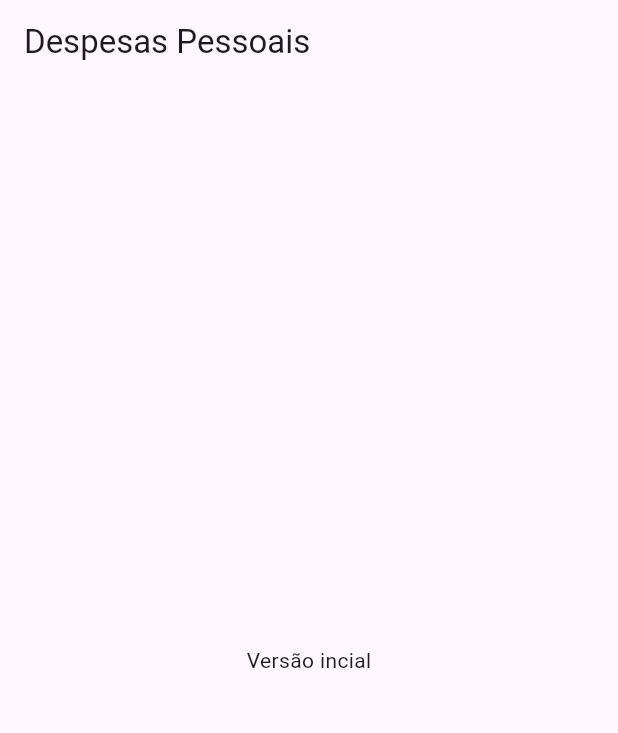
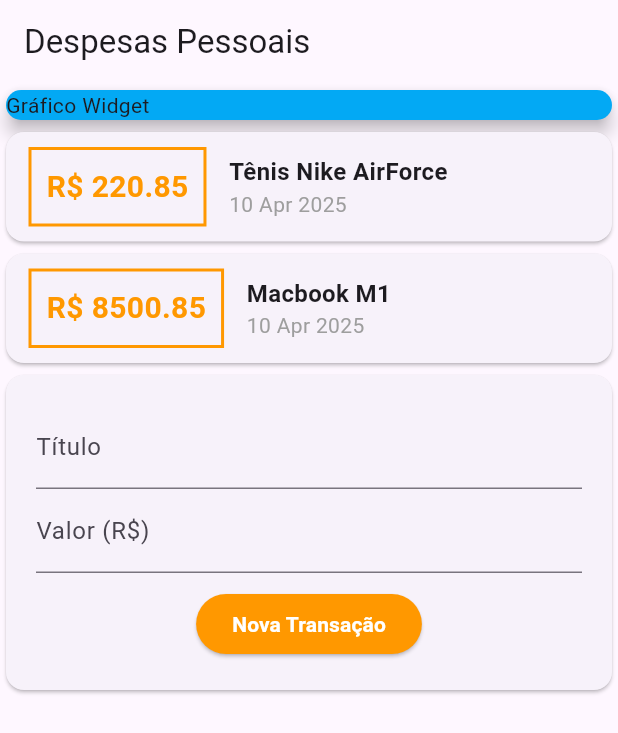
Before and after one commit to Victor-Valedev/ExpensesApp-Trilha-Mobile, a Flutter app: the screen it shows after launch, on a phone screen of 412 x 824 dp. Shown: the top 733 px of the screen. Run offline on Flutter 3.47's test engine with Material 3 defaults, Android fonts, the light colour scheme and no system bars.

Commit message:
feat: Cria modal para adicionar despesas

```diff
--- /dev/null
+++ b/lib/components/transactions_forms.dart
@@ -0,0 +1,42 @@
+import 'package:flutter/material.dart';
+
+class TransactionsForms extends StatelessWidget {
+  final titleController = TextEditingController();
+  final valueController = TextEditingController();
+
+  @override
+  Widget build(BuildContext context) {
+    return Card(
+      child: Padding(
+        padding: const EdgeInsets.all(20),
+        child: Column(
+          children: <Widget>[
+            TextField(
+              controller: titleController,
+              decoration: InputDecoration(labelText: 'Título'),
+            ),
+            TextField(
+              controller: valueController,
+              decoration: InputDecoration(labelText: 'Valor (R\$)'),
+            ),
+            SizedBox(height: 10),
+            ElevatedButton(
+              onPressed: () {
+                //print(titleController.text);
+                //print(valueController.text);
+              },
+              style: ElevatedButton.styleFrom(backgroundColor: Colors.orange),
+              child: Text(
+                'Nova Transação',
+                style: TextStyle(
+                  color: Colors.white,
+                  fontWeight: FontWeight.bold,
+                ),
+              ),
+            ),
+          ],
+        ),
+      ),
+    );
+  }
+}
--- a/lib/main.dart
+++ b/lib/main.dart
@@ -1,24 +1,96 @@
+import 'package:expensivesapp/components/transactions_forms.dart';
+import 'package:expensivesapp/models/transactions.dart';
 import 'package:flutter/material.dart';
+import 'package:intl/intl.dart';
 
 void main() => runApp(ExpensesApp());
-
 
 class ExpensesApp extends StatelessWidget {
   @override
   Widget build(BuildContext context) {
-    return MaterialApp(home: MyHomePage());
+    return MaterialApp(debugShowCheckedModeBanner: false, home: MyHomePage());
   }
 }
 
 class MyHomePage extends StatelessWidget {
+
+  final _transactions = [
+    Transactions(
+      id: 't1',
+      title: 'Tênis Nike AirForce',
+      date: DateTime.now(),
+      value: 220.85,
+    ),
+    Transactions(
+      id: 't2',
+      title: 'Macbook M1',
+      date: DateTime.now(),
+      value: 8500.85,
+    ),
+  ];
+
   @override
   Widget build(BuildContext context) {
     return Scaffold(
-      appBar: AppBar(
-        title: Text('Despesas Pessoais'),
-      ),
-      body: Center(
-        child: Text('Versão incial'),
+      appBar: AppBar(title: Text('Despesas Pessoais')),
+      body: Column(
+        crossAxisAlignment: CrossAxisAlignment.stretch,
+        children: <Widget>[
+          Container(
+            width: double.infinity,
+            child: Card(
+              color: Colors.lightBlue,
+              child: Text('Gráfico Widget'),
+              elevation: 5,
+            ),
+          ),
+          Column(
+            children:
+                _transactions.map((tr) {
+                  return Card(
+                    child: Row(
+                      children: <Widget>[
+                        Container(
+                          margin: EdgeInsets.symmetric(
+                            horizontal: 15,
+                            vertical: 10,
+                          ),
+                          decoration: BoxDecoration(
+                            border: Border.all(color: Colors.orange, width: 2),
+                          ),
+                          padding: EdgeInsets.all(10),
+                          child: Text(
+                            'R\$ ${tr.value.toStringAsFixed(2)}',
+                            style: TextStyle(
+                              fontWeight: FontWeight.bold,
+                              fontSize: 20,
+                              color: Colors.orange,
+                            ),
+                          ),
+                        ),
+                        Column(
+                          crossAxisAlignment: CrossAxisAlignment.start,
+                          children: <Widget>[
+                            Text(
+                              tr.title,
+                              style: TextStyle(
+                                fontWeight: FontWeight.bold,
+                                fontSize: 16,
+                              ),
+                            ),
+                            Text(
+                              DateFormat('d MMM y').format(tr.date),
+                              style: TextStyle(color: Colors.grey),
+                            ),
+                          ],
+                        ),
+                      ],
+                    ),
+                  );
+                }).toList(),
+          ),
+          TransactionsForms()
+        ],
       ),
     );
   }
--- /dev/null
+++ b/lib/models/transactions.dart
@@ -0,0 +1,13 @@
+class Transactions {
+  final String id;
+  final String title;
+  final double value;
+  final DateTime date;
+
+  Transactions({
+    required this.id,
+    required this.title,
+    required this.date,
+    required this.value
+  });
+}
--- a/pubspec.yaml
+++ b/pubspec.yaml
@@ -30,7 +30,7 @@ environment:
 dependencies:
   flutter:
     sdk: flutter
-
+  intl: 0.20.2
   # The following adds the Cupertino Icons font to your application.
   # Use with the CupertinoIcons class for iOS style icons.
   cupertino_icons: ^1.0.8
```
Also changed, not shown: pubspec.lock.
